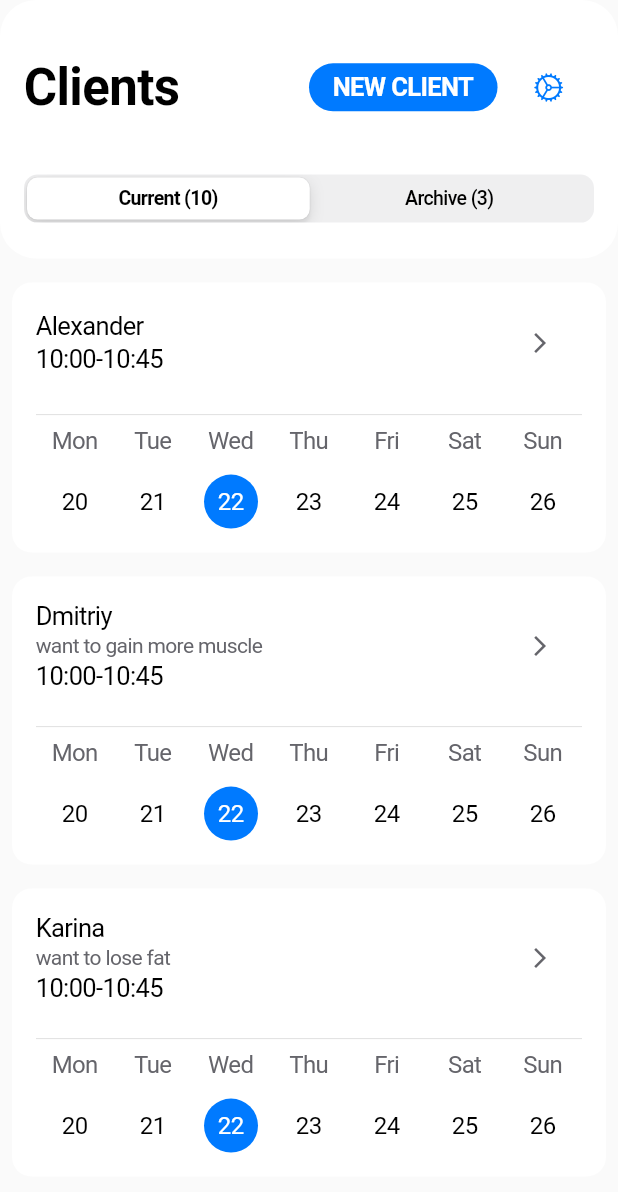
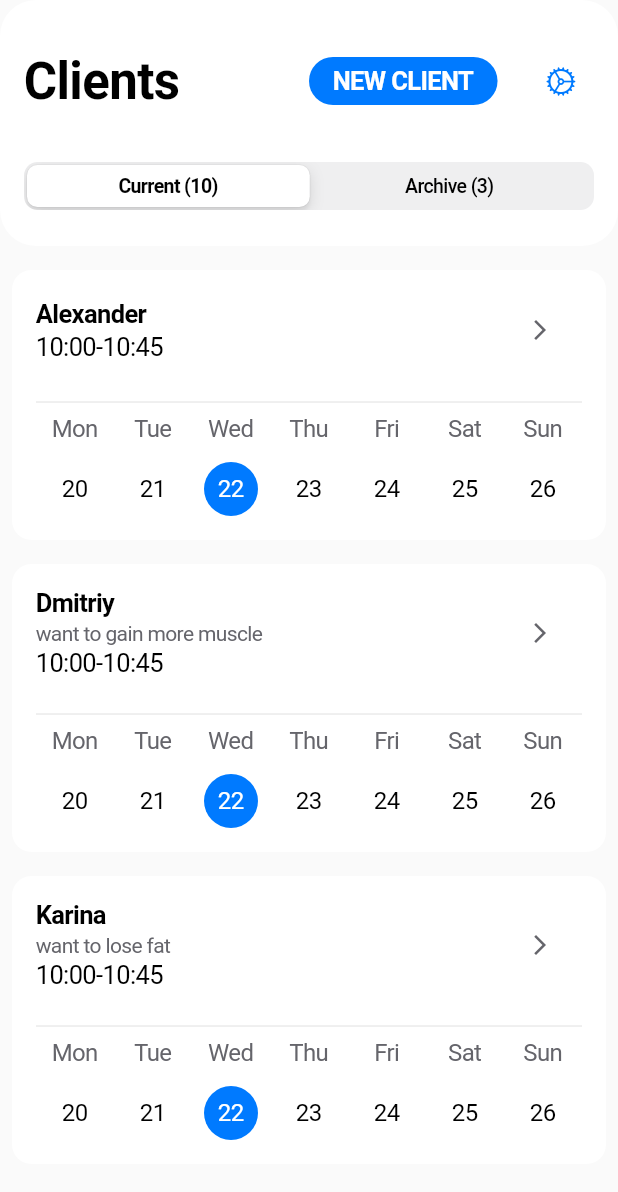
Before and after one commit to VergoEcho/fitness_app, a Flutter app: the ClientsPage screen opened by its route, on a phone screen of 412 x 824 dp. Shown: the top 1192 px of the screen. Run offline on Flutter 3.47's test engine with Material 2 defaults, Android fonts, the phone set to English and light mode, and no system bars; drawn by our look-alikes of table_calendar; our stand-ins replace bloc, easy_localization, equatable, flutter_bloc, flutter_svg, timelines; Roboto replaces fonts that are missing (SF Pro Display).

Commit message:
modal_calendar_bloc.dart and icon problem

```diff
--- a/assets/translations/en.json
+++ b/assets/translations/en.json
@@ -20,7 +20,10 @@
   },
   "calendar_training_page": {
     "back": "Back",
-    "new_template": "New Template"
+    "new_exercise": "New Exercise",
+    "client_name": "Client Name",
+    "training_name": "Training Name",
+    "training_notes": "Traning notes about something can be that long or shot or"
   },
   "clients_page": {
     "title": "Clients",
--- a/lib/app.dart
+++ b/lib/app.dart
@@ -4,6 +4,8 @@ import 'package:flutter/material.dart';
 import 'package:flutter/services.dart';
 import 'package:trainings/bloc/client_profile_page_bloc/client_profile_page_bloc.dart';
 import 'package:trainings/bloc/clients_page_bloc/clients_page_bloc.dart';
+import 'package:trainings/bloc/modal_calendar_bloc/modal_calendar_bloc.dart';
+import 'package:trainings/constants/colors.dart';
 import 'package:trainings/generated/locale_keys.g.dart';
 import 'package:trainings/screens/calendar_page.dart';
 import 'package:trainings/screens/client_profile_page.dart';
@@ -30,6 +32,7 @@ class App extends StatelessWidget {
         BlocProvider(create: (context) => TrainingPageBloc()),
         BlocProvider(create: (context) => ClientsPageBloc()),
         BlocProvider(create: (context) => ClientProfilePageBloc()),
+        BlocProvider(create: (context) => ModalCalendarBloc()),
       ],
       child: CupertinoApp(
         localizationsDelegates: context.localizationDelegates,
@@ -48,6 +51,7 @@ class App extends StatelessWidget {
             builder: (context) {
               return CupertinoTabScaffold(
                 tabBar: CupertinoTabBar(
+                  backgroundColor: FitnessColors.white,
                   items: [
                     BottomNavigationBarItem(
                       icon: const Icon(Icons.calendar_month),
--- /dev/null
+++ b/lib/bloc/modal_calendar_bloc/modal_calendar_bloc.dart
@@ -0,0 +1,16 @@
+import 'package:bloc/bloc.dart';
+import 'package:equatable/equatable.dart';
+
+part 'modal_calendar_event.dart';
+part 'modal_calendar_state.dart';
+
+class ModalCalendarBloc extends Bloc<ModalCalendarEvent, ModalCalendarState> {
+  ModalCalendarBloc() : super(ModalCalendarState(selectedDay: DateTime.now())) {
+    on<SelectedDay>(_selectedDay);
+  }
+
+  _selectedDay(SelectedDay event, Emitter<ModalCalendarState> emit) {
+    print(event.selectedDay);
+    emit(ModalCalendarState(selectedDay:event.selectedDay));
+  }
+}
--- /dev/null
+++ b/lib/bloc/modal_calendar_bloc/modal_calendar_event.dart
@@ -0,0 +1,13 @@
+part of 'modal_calendar_bloc.dart';
+
+abstract class ModalCalendarEvent extends Equatable {}
+
+class SelectedDay extends ModalCalendarEvent {
+  final DateTime selectedDay;
+
+  SelectedDay({required this.selectedDay});
+
+  @override
+  List<Object?> get props => [selectedDay];
+
+}
--- /dev/null
+++ b/lib/bloc/modal_calendar_bloc/modal_calendar_state.dart
@@ -0,0 +1,10 @@
+part of 'modal_calendar_bloc.dart';
+
+class ModalCalendarState extends Equatable {
+  final DateTime selectedDay;
+
+  const ModalCalendarState({required this.selectedDay});
+
+  @override
+  List<Object?> get props => [selectedDay];
+}
--- a/lib/constants/colors.dart
+++ b/lib/constants/colors.dart
@@ -4,7 +4,7 @@ class FitnessColors {
   static Color white = const Color(0xffffffff);
   static Color whiteGray = const Color(0xfffafafa);
   static Color darkGray = const Color(0xff65656b);
-  static Color blindGray = const Color(0xff8a8a8e);
+  static Color blindGray = const Color(0xff828282);
   static Color whiteBlue = const Color(0xffd9ebff);
   static Color green = const Color(0xff3ecf8e);
 }
--- a/lib/screens/client_profile_page.dart
+++ b/lib/screens/client_profile_page.dart
@@ -124,6 +124,7 @@ class _ClientProfilePageState extends State<ClientProfilePage> {
                   child: BlocBuilder<ClientProfilePageBloc, TrainingsOrInfo>(
                     builder: (context, state) {
                       return CupertinoSlidingSegmentedControl<TrainingsOrInfo>(
+                        thumbColor: FitnessColors.white,
                         groupValue: state,
                         children: <TrainingsOrInfo, Widget>{
                           TrainingsOrInfo.trainings: Text(
--- a/lib/screens/clients_page.dart
+++ b/lib/screens/clients_page.dart
@@ -94,6 +94,7 @@ class ClientsPage extends StatelessWidget {
                               onPressed: () {},
                             ),
                             CupertinoButton(
+                              padding: const EdgeInsets.symmetric(vertical: 0),
                               onPressed: () {},
                               child: const Icon(CupertinoIcons.settings),
                             ),
@@ -108,6 +109,7 @@ class ClientsPage extends StatelessWidget {
                     child: BlocBuilder<ClientsPageBloc, ClientState>(
                       builder: (context, state) {
                         return CupertinoSlidingSegmentedControl<ClientState>(
+                          thumbColor: FitnessColors.white,
                           groupValue: state,
                           children: <ClientState, Widget>{
                             ClientState.current: Text(
--- a/lib/ui/base_calendar.dart
+++ b/lib/ui/base_calendar.dart
@@ -5,16 +5,18 @@ import 'package:trainings/constants/colors.dart';
 
 class BaseCalendar extends StatelessWidget {
   const BaseCalendar(
-      {Key? key, this.monthCalendar = true, this.headerVisible = false, this.focusedDay})
+      {Key? key, this.monthCalendar = true, this.headerVisible = false, this.focusedDay, this.onDaySelected})
       : super(key: key);
 
   final bool headerVisible;
   final bool monthCalendar;
   final DateTime? focusedDay;
+  final Function(DateTime oldDate, DateTime newDate)? onDaySelected;
 
   @override
   Widget build(BuildContext context) {
     return TableCalendar(
+      onDaySelected: onDaySelected,
       locale: context.locale.languageCode,
       availableGestures: AvailableGestures.none,
       firstDay: DateTime.utc(2020, 10, 16),
--- a/lib/ui/filled_button.dart
+++ b/lib/ui/filled_button.dart
@@ -1,4 +1,5 @@
 import 'package:flutter/cupertino.dart';
+import 'package:trainings/constants/colors.dart';
 
 class AppleFilledButton extends StatelessWidget {
   const AppleFilledButton({Key? key, required this.text, this.onPressed}) : super(key: key);
@@ -16,8 +17,10 @@ class AppleFilledButton extends StatelessWidget {
       onPressed: onPressed,
       child: Text(
         text.toUpperCase(),
-        style: const TextStyle(
+        style: TextStyle(
+          fontFamily: 'SF Pro Display',
           fontWeight: FontWeight.w600,
+          color: FitnessColors.white,
         ),
       ),
     );
--- a/lib/widgets/archived_client_card.dart
+++ b/lib/widgets/archived_client_card.dart
@@ -24,7 +24,9 @@ class ArchivedClientCard extends StatelessWidget {
           Column(
             crossAxisAlignment: CrossAxisAlignment.start,
             children: [
-              Text(client.name),
+              Text(client.name, style: const TextStyle(
+                fontWeight: FontWeight.w600,
+              ),),
               client.clientNote == ""
                   ? const SizedBox()
                   : Padding(
@@ -32,7 +34,7 @@ class ArchivedClientCard extends StatelessWidget {
                       child: Text(
                         client.clientNote,
                         style: TextStyle(
-                            fontSize: 14, color: FitnessColors.darkGray),
+                            fontSize: 14, color: FitnessColors.blindGray),
                       ),
                     ),
             ],
--- a/lib/widgets/current_client_card.dart
+++ b/lib/widgets/current_client_card.dart
@@ -34,7 +34,9 @@ class CurrentClientCard extends StatelessWidget {
                 Column(
                   crossAxisAlignment: CrossAxisAlignment.start,
                   children: [
-                    Text(client.name),
+                    Text(client.name, style: const TextStyle(
+                      fontWeight: FontWeight.w600,
+                    ),),
                     const SizedBox(height: 2),
                     client.clientNote == ""
                         ? const SizedBox()
--- a/pubspec.yaml
+++ b/pubspec.yaml
@@ -43,6 +43,7 @@ dependencies:
   timelines: ^0.1.0
   easy_localization: ^3.0.1
   equatable: ^2.0.5
+  flutter_svg: ^2.0.2
 
 dev_dependencies:
   flutter_test:
@@ -68,6 +69,7 @@ flutter:
 
   assets:
     - assets/translations/
+    - assets/images/
 
   # An image asset can refer to one or more resolution-specific "variants", see
   # https://flutter.dev/assets-and-images/#resolution-aware
```
Also changed, not shown: lib/screens/calendar_page.dart (+23 -5 lines), lib/screens/calendar_training_page.dart (+35 -22 lines), lib/screens/trainings_page.dart (+8 -1 lines), assets/images/calendar.svg (added), lib/generated/codegen_loader.g.dart, lib/generated/locale_keys.g.dart, pubspec.lock.
